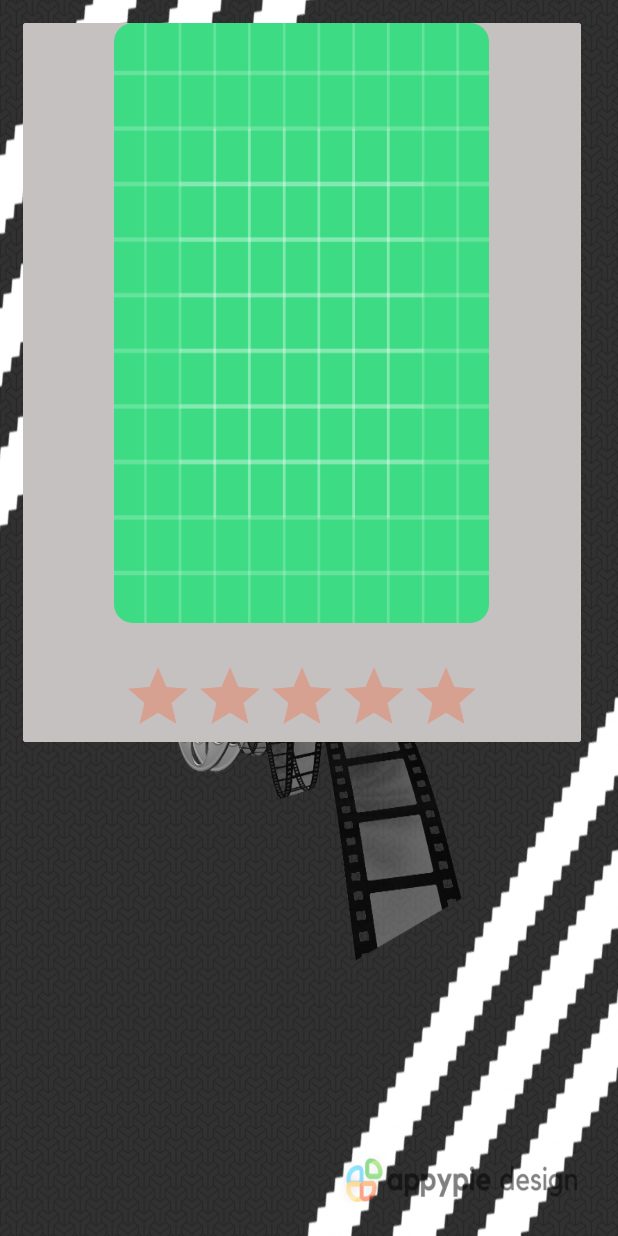
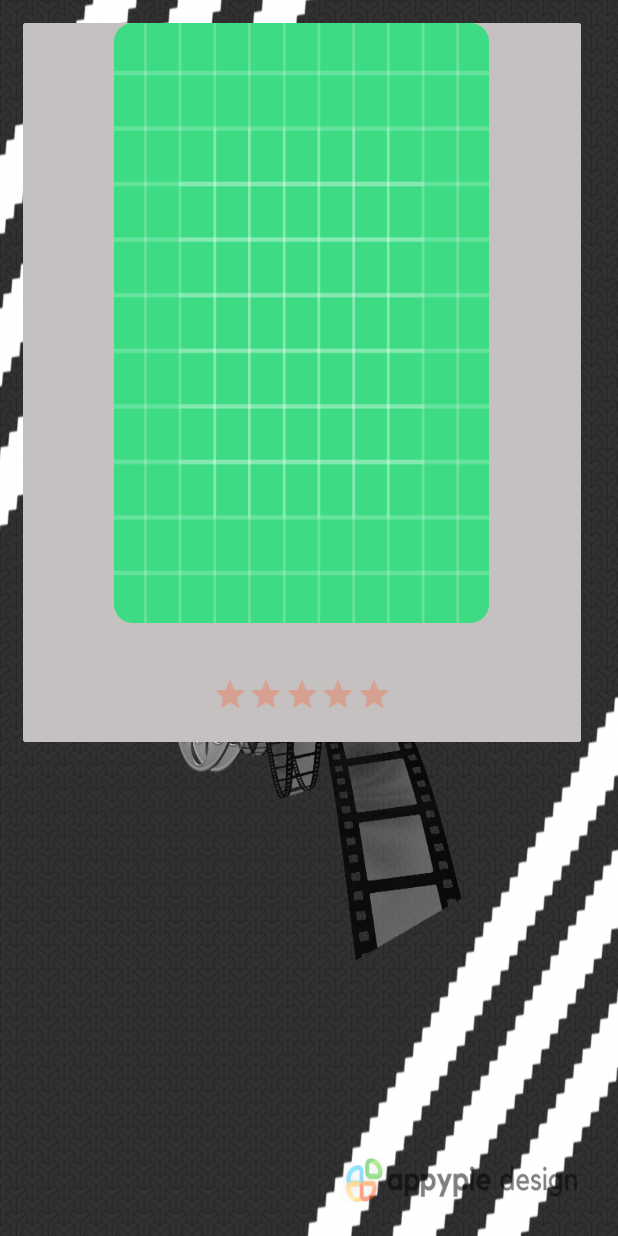
Before and after one commit to Archiblu22/ReelViewsFinal, an Android app: the layout movie_list_item.xml on its own in the app's theme, with its tools: preview values and no code run, on a phone screen of 412 x 824 dp. Run offline under Robolectric (Android 15) with nearby library versions, the phone set to English and light mode, and no system bars.

Commit message:
Changed size of rating bar

```diff
--- a/app/src/main/res/layout/movie_list_item.xml
+++ b/app/src/main/res/layout/movie_list_item.xml
@@ -45,12 +45,14 @@
             <RatingBar
                 android:id="@+id/rating_bar"
                 android:layout_width="wrap_content"
-                android:layout_height="wrap_content"
+                android:layout_height="42dp"
                 android:layout_gravity="center"
                 android:layout_margin="5dp"
                 android:numStars="5"
-                android:theme="@style/Theme.RatingBar"
-                android:outlineAmbientShadowColor="#EC0000" />
+                android:outlineAmbientShadowColor="#EC0000"
+                android:scaleX="0.5"
+                android:scaleY="0.5"
+                android:theme="@style/Theme.RatingBar" />
 
         </LinearLayout>
 
```
Also changed, not shown: app/src/main/res/layout/activity_main.xml (+4 -4 lines), app/src/main/res/layout/activity_movie_details.xml (+11 -12 lines).
